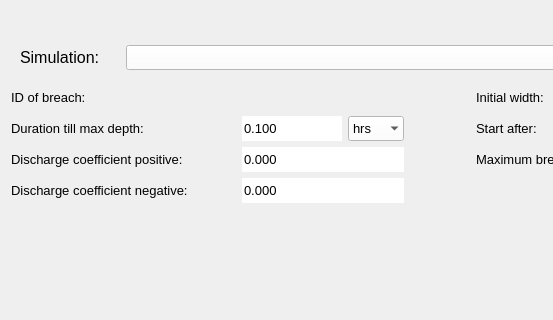
nens/threedi-api-qgis-client, file threedi_models_and_simulations/ui/simulation_wizard/page_breaches.ui: the form before one commit; both pictures show x 0 to 553 and y 0 to 320 of the 793 by 500 pixel window.
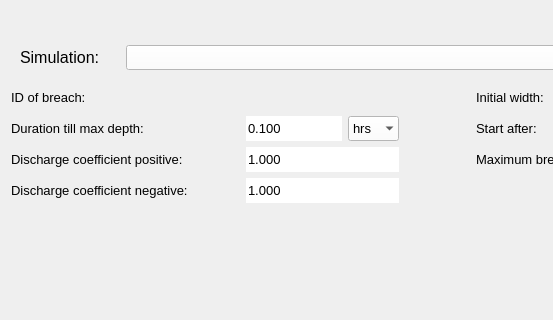
The form after the commit.

Commit message: Breaches simulation tab fixes.

What changed in the file:
```diff
--- a/threedi_models_and_simulations/ui/simulation_wizard/page_breaches.ui
+++ b/threedi_models_and_simulations/ui/simulation_wizard/page_breaches.ui
@@ -340,8 +340,8 @@
       <widget class="QLabel" name="label_2">
        <property name="sizePolicy">
         <sizepolicy hsizetype="Preferred" vsizetype="Preferred">
-         <horstretch>0</horstretch>
-         <verstretch>0</verstretch>
+         <horstretch>225</horstretch>
+         <verstretch>25</verstretch>
         </sizepolicy>
        </property>
        <property name="minimumSize">
@@ -371,13 +371,13 @@
       <widget class="QDoubleSpinBox" name="sb_duration">
        <property name="sizePolicy">
         <sizepolicy hsizetype="Minimum" vsizetype="Preferred">
-         <horstretch>0</horstretch>
+         <horstretch>95</horstretch>
          <verstretch>0</verstretch>
         </sizepolicy>
        </property>
        <property name="minimumSize">
         <size>
-         <width>100</width>
+         <width>95</width>
          <height>25</height>
         </size>
        </property>
@@ -417,7 +417,7 @@
       <widget class="QComboBox" name="dd_units">
        <property name="sizePolicy">
         <sizepolicy hsizetype="Minimum" vsizetype="Preferred">
-         <horstretch>0</horstretch>
+         <horstretch>50</horstretch>
          <verstretch>0</verstretch>
         </sizepolicy>
        </property>
@@ -554,6 +554,12 @@
      </property>
      <item>
       <widget class="QLabel" name="label_6">
+       <property name="sizePolicy">
+        <sizepolicy hsizetype="Preferred" vsizetype="Preferred">
+         <horstretch>225</horstretch>
+         <verstretch>25</verstretch>
+        </sizepolicy>
+       </property>
        <property name="minimumSize">
         <size>
          <width>225</width>
@@ -573,12 +579,24 @@
      </item>
      <item>
       <widget class="QDoubleSpinBox" name="sb_discharge_coefficient_positive">
+       <property name="sizePolicy">
+        <sizepolicy hsizetype="Minimum" vsizetype="Fixed">
+         <horstretch>150</horstretch>
+         <verstretch>0</verstretch>
+        </sizepolicy>
+       </property>
        <property name="minimumSize">
         <size>
          <width>150</width>
          <height>25</height>
         </size>
        </property>
+       <property name="maximumSize">
+        <size>
+         <width>16777215</width>
+         <height>16777215</height>
+        </size>
+       </property>
        <property name="styleSheet">
         <string notr="true">QDoubleSpinBox {background-color: white;}</string>
        </property>
@@ -594,6 +612,9 @@
        <property name="maximum">
         <double>100000000000000000.000000000000000</double>
        </property>
+       <property name="value">
+        <double>1.000000000000000</double>
+       </property>
       </widget>
      </item>
     </layout>
@@ -602,6 +623,12 @@
     <layout class="QHBoxLayout" name="horizontalLayout_6">
      <item>
       <widget class="QLabel" name="label_7">
+       <property name="sizePolicy">
+        <sizepolicy hsizetype="Preferred" vsizetype="Preferred">
+         <horstretch>225</horstretch>
+         <verstretch>25</verstretch>
+        </sizepolicy>
+       </property>
        <property name="minimumSize">
         <size>
          <width>225</width>
@@ -621,12 +648,24 @@
      </item>
      <item>
       <widget class="QDoubleSpinBox" name="sb_discharge_coefficient_negative">
+       <property name="sizePolicy">
+        <sizepolicy hsizetype="Minimum" vsizetype="Fixed">
+         <horstretch>150</horstretch>
+         <verstretch>0</verstretch>
+        </sizepolicy>
+       </property>
        <property name="minimumSize">
         <size>
          <width>150</width>
          <height>25</height>
         </size>
        </property>
+       <property name="maximumSize">
+        <size>
+         <width>16777215</width>
+         <height>16777215</height>
+        </size>
+       </property>
        <property name="styleSheet">
         <string notr="true">QDoubleSpinBox {background-color: white;}</string>
        </property>
@@ -642,6 +681,9 @@
        <property name="maximum">
         <double>100000000000000000.000000000000000</double>
        </property>
+       <property name="value">
+        <double>1.000000000000000</double>
+       </property>
       </widget>
      </item>
     </layout>
```
Left out of the diff: 26 changed lines with no effect on the pictures. The commit also changes 2 other files.
